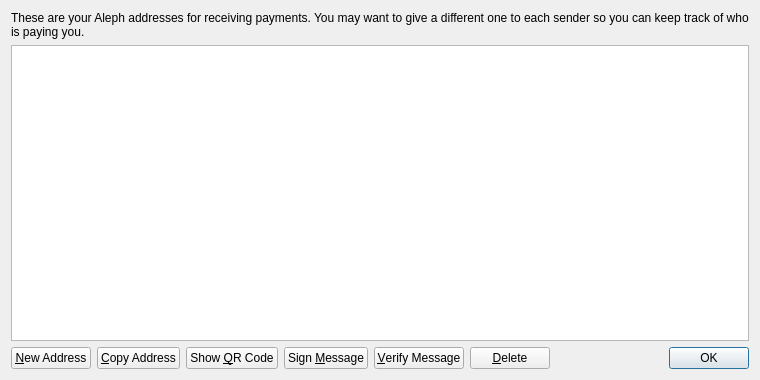
Above: src/qt/forms/addressbookpage.ui from alephmarket/ALE before the change. Below: the same form after it.
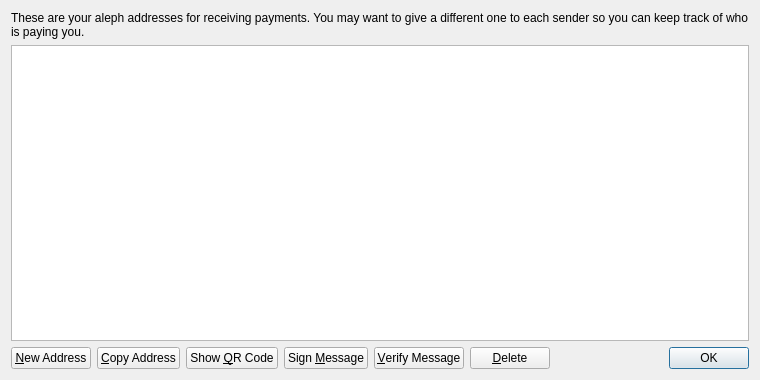
That is the form after the change. Icons and pictures are not drawn.

Commit message: aleph coin updates: - Improved and optimized code - Updated OpenSSL - Includes wallet designs

```diff
--- a/src/qt/forms/addressbookpage.ui
+++ b/src/qt/forms/addressbookpage.ui
@@ -17,7 +17,7 @@
    <item>
     <widget class="QLabel" name="labelExplanation">
      <property name="text">
-      <string>These are your Aleph addresses for receiving payments. You may want to give a different one to each sender so you can keep track of who is paying you.</string>
+      <string>These are your aleph addresses for receiving payments. You may want to give a different one to each sender so you can keep track of who is paying you.</string>
      </property>
      <property name="textFormat">
       <enum>Qt::PlainText</enum>
```
Left out of the diff: 4 changed lines with no effect on the pictures. The commit also changes 632 other files.
